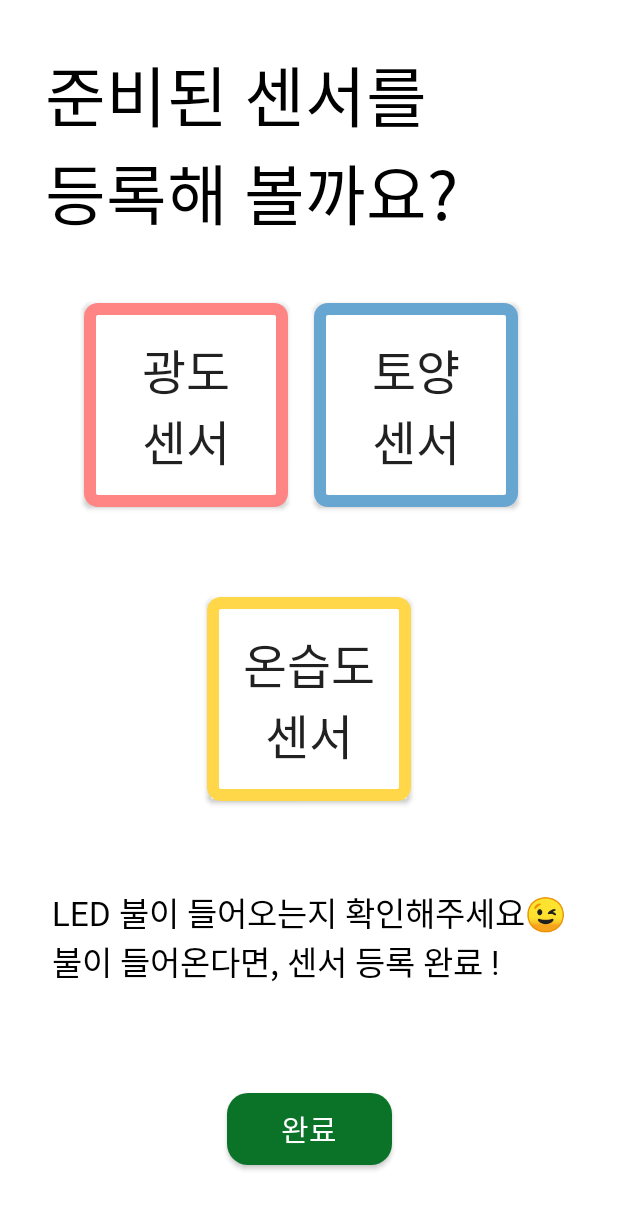
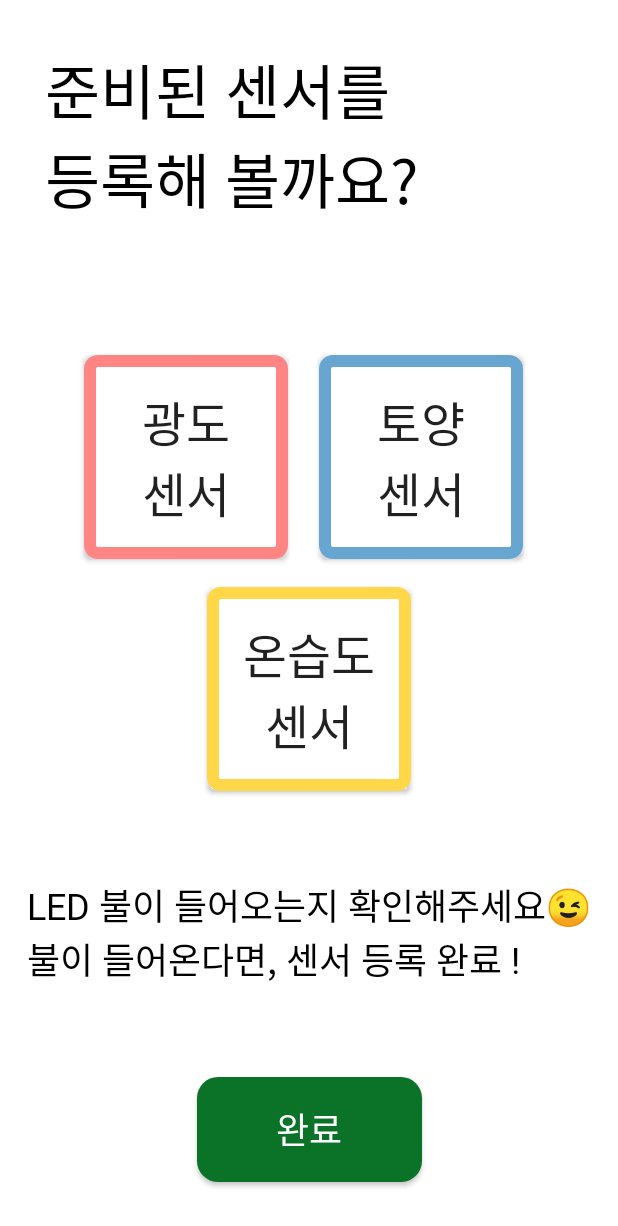
Before and after one commit to BanApp/BeMyPlant_Frontend, an Android app: the SensorRegisterFragment screen opened directly, with no data from a screen before it, on a phone screen of 412 x 824 dp. Shown: the top 1226 px of the screen. Run offline under Robolectric (Android 15) with nearby library versions, the phone set to English and light mode, and no system bars.

Commit message:
UI수정

```diff
--- a/BeMyPlant/app/src/main/java/com/example/bemyplant/fragment/PlantImageSelect1Fragment.kt
+++ b/BeMyPlant/app/src/main/java/com/example/bemyplant/fragment/PlantImageSelect1Fragment.kt
@@ -35,7 +35,6 @@ class PlantImageSelect1Fragment : Fragment() {
         inflater: LayoutInflater, container: ViewGroup?,
         savedInstanceState: Bundle?
     ): View? {
-        // Inflate the layout for this fragment
         binding.nextButton.setOnClickListener{
             findNavController().navigate(R.id.action_plantImageSelect1Fragment_to_plantImageSelect2Fragment)
         }
--- a/BeMyPlant/app/src/main/res/layout/activity_sensor_register_for_fragment.xml
+++ b/BeMyPlant/app/src/main/res/layout/activity_sensor_register_for_fragment.xml
@@ -4,7 +4,7 @@
     android:layout_width="match_parent"
     android:layout_height="match_parent"
     xmlns:tools="http://schemas.android.com/tools"
-    tools:context=".SensorRegisterForFragmentActivity">
+    tools:context=".TempConnectActivity">
 
     <androidx.fragment.app.FragmentContainerView
         android:id="@+id/nav_host_fragment1"
--- a/BeMyPlant/app/src/main/res/layout/fragment_sensor_register.xml
+++ b/BeMyPlant/app/src/main/res/layout/fragment_sensor_register.xml
@@ -4,7 +4,7 @@
     xmlns:tools="http://schemas.android.com/tools"
     android:layout_width="match_parent"
     android:layout_height="match_parent"
-    tools:context=".fragment.SensorRegisterRFragment">
+    tools:context=".fragment.SensorRegisterFragment">
 
     <!-- TODO: Update blank fragment layout -->
 
@@ -15,7 +15,7 @@
         android:fontFamily="@font/notosans_bold"
         android:text="준비된 센서를\n등록해 볼까요? "
         android:textColor="@color/black"
-        android:textSize="44sp"
+        android:textSize="@dimen/appFontMediumSize"
         android:layout_marginTop="30dp"
         android:layout_marginStart="30dp"
         app:layout_constraintBottom_toBottomOf="parent"
@@ -30,40 +30,40 @@
         android:id="@+id/luminousButton"
         android:layout_width="0dp"
         android:layout_height="0dp"
+        android:layout_marginBottom="10dp"
         android:background="@drawable/button_url1"
         android:fontFamily="@font/notosans_bold"
         android:gravity="center"
         android:padding="0sp"
         android:text="광도\n센서"
-        android:textSize="32sp"
-        android:layout_marginBottom="10dp"
+        android:textSize="@dimen/appFontSmallSize"
         app:layout_constraintBottom_toBottomOf="parent"
         app:layout_constraintDimensionRatio="1:1"
         app:layout_constraintEnd_toEndOf="parent"
         app:layout_constraintHorizontal_bias="0.204"
         app:layout_constraintStart_toStartOf="parent"
         app:layout_constraintTop_toBottomOf="@+id/sensorResigeterText"
-        app:layout_constraintVertical_bias="0.08"
+        app:layout_constraintVertical_bias="0.166"
         app:layout_constraintWidth_percent="0.33" />
 
     <android.widget.Button
         android:id="@+id/soilButton"
         android:layout_width="0dp"
         android:layout_height="0dp"
+        android:layout_marginBottom="10dp"
         android:background="@drawable/button_url2"
         android:fontFamily="@font/notosans_bold"
         android:gravity="center"
         android:padding="0sp"
         android:text="토양\n센서"
-        android:textSize="32sp"
-        android:layout_marginBottom="10dp"
+        android:textSize="@dimen/appFontSmallSize"
         app:layout_constraintBottom_toBottomOf="parent"
         app:layout_constraintDimensionRatio="1:1"
         app:layout_constraintEnd_toEndOf="parent"
-        app:layout_constraintHorizontal_bias="0.759"
+        app:layout_constraintHorizontal_bias="0.77"
         app:layout_constraintStart_toStartOf="parent"
         app:layout_constraintTop_toBottomOf="@+id/sensorResigeterText"
-        app:layout_constraintVertical_bias="0.08"
+        app:layout_constraintVertical_bias="0.166"
         app:layout_constraintWidth_percent="0.33" />
 
     <android.widget.Button
@@ -75,7 +75,7 @@
         android:gravity="center"
         android:padding="0sp"
         android:text="온습도\n센서"
-        android:textSize="32sp"
+        android:textSize="@dimen/appFontSmallSize"
         app:layout_constraintBottom_toBottomOf="parent"
         app:layout_constraintDimensionRatio="1:1"
         app:layout_constraintEnd_toEndOf="parent"
@@ -91,7 +91,7 @@
         android:fontFamily="@font/notosans_medium"
         android:text="LED 불이 들어오는지 확인해주세요😉\n불이 들어온다면, 센서 등록 완료 ! "
         android:textColor="@color/black"
-        android:textSize="22sp"
+        android:textSize="24sp"
         app:layout_constraintBottom_toBottomOf="parent"
         app:layout_constraintEnd_toEndOf="parent"
         app:layout_constraintStart_toStartOf="parent"
@@ -100,19 +100,17 @@
 
     <android.widget.Button
         android:id="@+id/finishButton"
-        android:layout_width="0dp"
-        android:layout_height="wrap_content"
+        android:layout_width="150dp"
+        android:layout_height="70dp"
+        android:layout_marginBottom="36dp"
         android:background="@drawable/button_green"
         android:fontFamily="@font/notosans_medium"
         android:gravity="center"
-        android:text="@string/finish"
+        android:text="완료"
         android:textColor="@color/white"
-        android:textSize="20sp"
-        app:layout_constraintDimensionRatio="2.3:1"
+        android:textSize="@dimen/appButtonFontSize"
         app:layout_constraintBottom_toBottomOf="parent"
         app:layout_constraintEnd_toEndOf="parent"
-        app:layout_constraintStart_toStartOf="parent"
-        app:layout_constraintTop_toBottomOf="@+id/subText"
-        app:layout_constraintVertical_bias="0.6" />
+        app:layout_constraintStart_toStartOf="parent" />
 
 </androidx.constraintlayout.widget.ConstraintLayout>
```
